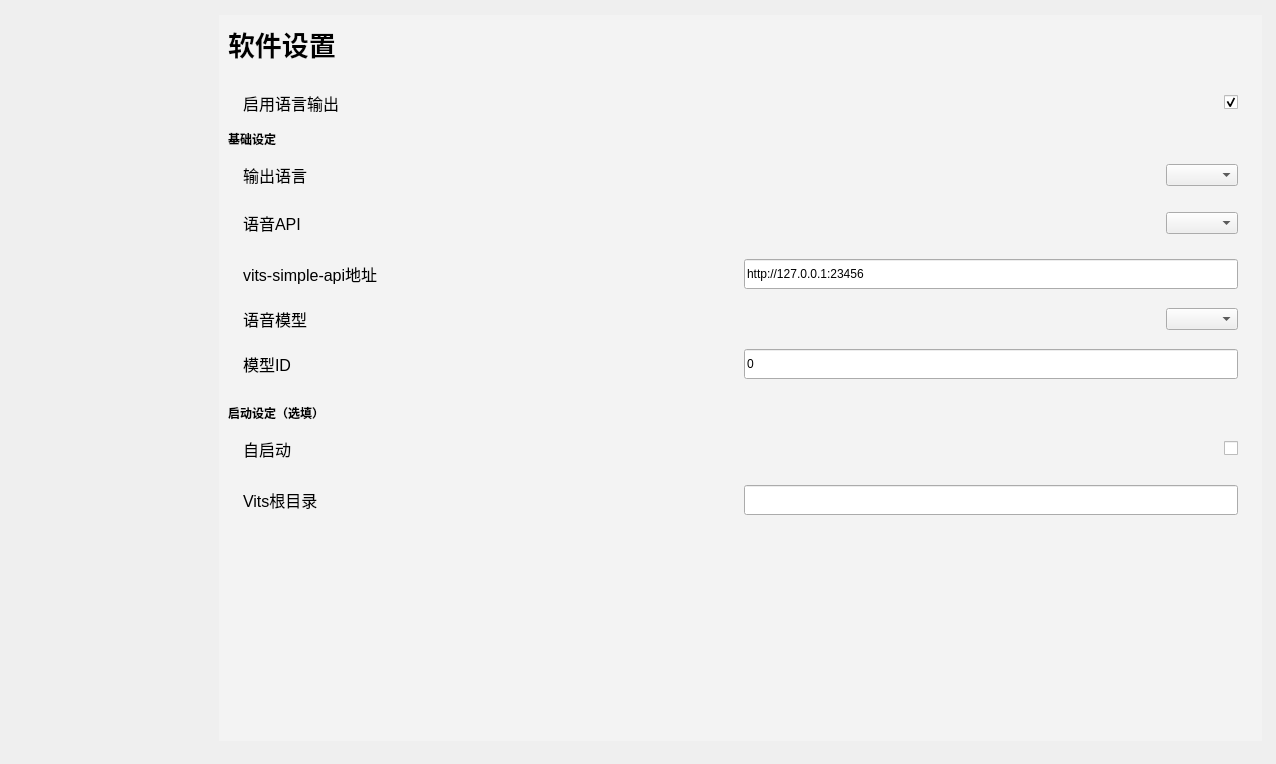
Old version of the form mainwindow.ui in the repository Zao-chen/ZcChat.
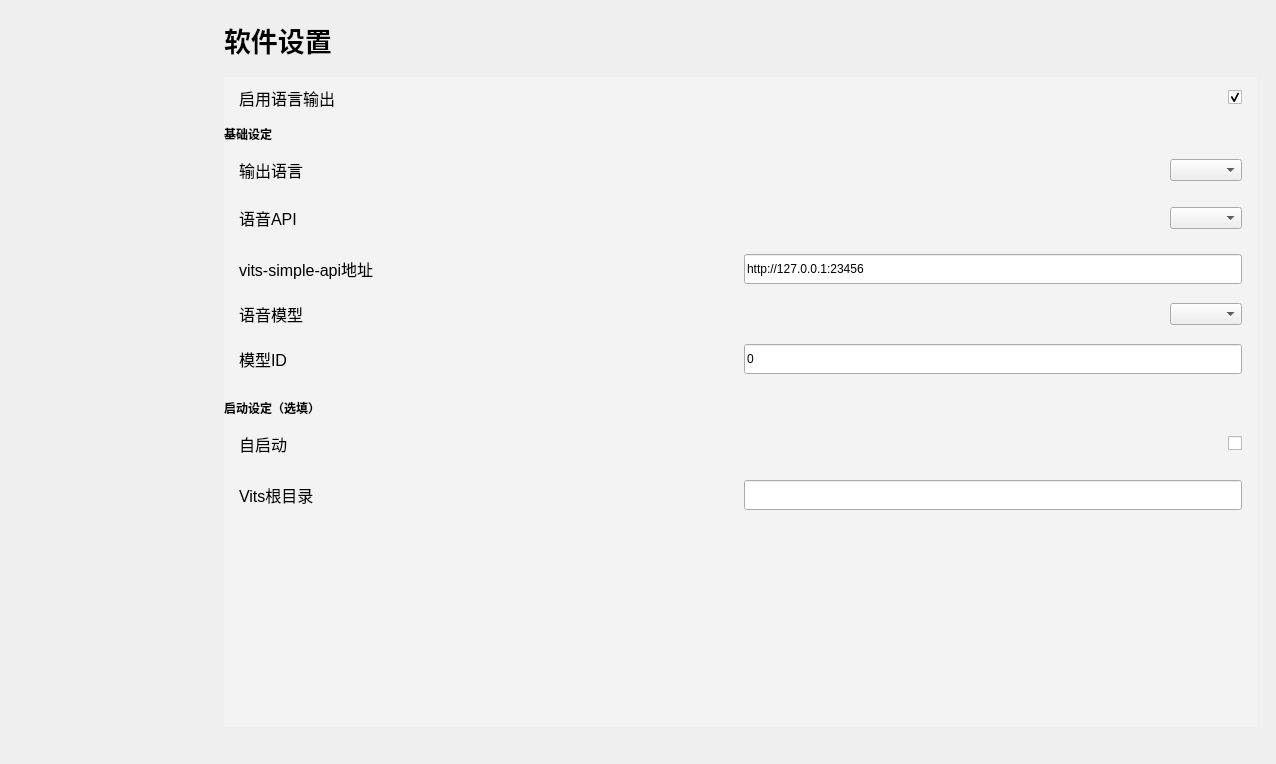
New version of the form. The open tabs and pages were chosen to show the change. Custom widgets are drawn as their Qt base class.

Commit message: [feat] 滚动条下放

What changed in the file:
```diff
--- a/mainwindow.ui
+++ b/mainwindow.ui
@@ -13,6 +13,36 @@
   <property name="windowTitle">
    <string>ZcChat</string>
   </property>
+  <property name="styleSheet">
+   <string notr="true">QScrollArea
+{
+border: none;
+
+}
+
+QWidget#scrollAreaWidgetContents {
+    background: #f3f3f3
+}
+QWidget#scrollAreaWidgetContents_2 {
+
+    background: #f3f3f3
+}
+QWidget#scrollAreaWidgetContents_3 {
+    background: #f3f3f3
+}
+QWidget#scrollAreaWidgetContents_4 {
+    background: #f3f3f3
+}
+QWidget#scrollAreaWidgetContents_5 {
+    background: #f3f3f3
+}
+QWidget#scrollAreaWidgetContents_6 {
+    background: #f3f3f3
+}
+QWidget#scrollAreaWidgetContents_7 {
+    background: #f3f3f3
+}</string>
+  </property>
   <layout class="QVBoxLayout" name="verticalLayout_7">
    <property name="spacing">
     <number>0</number>
@@ -76,29 +106,19 @@
       </layout>
      </item>
      <item>
-      <widget class="ElaScrollArea" name="scrollArea">
-       <property name="styleSheet">
-        <string notr="true">QScrollArea { border: none; }</string>
+      <layout class="QVBoxLayout" name="verticalLayout_4">
+       <property name="leftMargin">
+        <number>5</number>
        </property>
-       <property name="widgetResizable">
-        <bool>true</bool>
+       <property name="topMargin">
+        <number>5</number>
        </property>
-       <widget class="QWidget" name="scrollAreaWidgetContents_2">
-        <property name="geometry">
-         <rect>
-          <x>0</x>
-          <y>0</y>
-          <width>1043</width>
-          <height>724</height>
-         </rect>
-        </property>
-        <property name="styleSheet">
-         <string notr="true">QWidget#scrollAreaWidgetContents_2 {
-    border: none;
-    background: #f3f3f3
-}</string>
-        </property>
-        <layout class="QVBoxLayout" name="verticalLayout_2">
+       <property name="rightMargin">
+        <number>5</number>
+       </property>
+       <property name="bottomMargin">
+        <number>5</number>
+       </property>
          <item>
           <widget class="ElaText" name="label_title">
            <property name="font">
@@ -416,7 +436,7 @@
             </layout>
            </widget>
            <widget class="QWidget" name="page_2">
-            <layout class="QVBoxLayout" name="verticalLayout_4" stretch="0,0,0,1">
+          <layout class="QVBoxLayout" name="verticalLayout_6" stretch="0">
              <property name="leftMargin">
               <number>0</number>
              </property>
@@ -533,7 +553,7 @@
                <property name="sizeHint" stdset="0">
                 <size>
                  <width>20</width>
-                 <height>40</height>
+                   <height>542</height>
                 </size>
                </property>
               </spacer>
@@ -647,7 +667,7 @@
               </widget>
              </item>
              <item>
-              <widget class="ElaScrollPageArea" name="widget_5" native="true">
+                <widget class="ElaScrollPageArea" name="widget_6" native="true">
                <layout class="QHBoxLayout" name="horizontalLayout_6" stretch="2,2">
                 <property name="leftMargin">
                  <number>15</number>
@@ -849,7 +869,7 @@
             </layout>
            </widget>
            <widget class="QWidget" name="page_4">
-            <layout class="QVBoxLayout" name="verticalLayout_9" stretch="0,0,0,0,0,0,0,0,1">
+          <layout class="QVBoxLayout" name="verticalLayout_10" stretch="0">
              <property name="leftMargin">
               <number>0</number>
              </property>
@@ -857,6 +877,36 @@
               <number>12</number>
              </property>
              <property name="rightMargin">
+            <number>0</number>
+           </property>
+           <item>
+            <widget class="ElaScrollArea" name="scrollArea_2">
+             <property name="widgetResizable">
+              <bool>true</bool>
+             </property>
+             <widget class="QWidget" name="scrollAreaWidgetContents_2">
+              <property name="geometry">
+               <rect>
+                <x>0</x>
+                <y>0</y>
+                <width>1033</width>
+                <height>654</height>
+               </rect>
+              </property>
+              <layout class="QVBoxLayout" name="verticalLayout_16" stretch="0,0,0,0,0,0,0,0,1">
+               <property name="spacing">
+                <number>6</number>
+               </property>
+               <property name="leftMargin">
+                <number>0</number>
+               </property>
+               <property name="topMargin">
+                <number>0</number>
+               </property>
+               <property name="rightMargin">
+                <number>0</number>
+               </property>
+               <property name="bottomMargin">
               <number>0</number>
              </property>
              <item>
@@ -971,7 +1021,7 @@
                 <number>1</number>
                </property>
                <widget class="QWidget" name="page">
-                <layout class="QVBoxLayout" name="verticalLayout_6" stretch="0,0,0">
+                  <layout class="QVBoxLayout" name="verticalLayout_11" stretch="0,0,0">
                  <property name="spacing">
                   <number>0</number>
                  </property>
@@ -988,7 +1038,7 @@
                   <number>10</number>
                  </property>
                  <item>
-                  <widget class="ElaScrollPageArea" name="widget_6" native="true">
+                    <widget class="ElaScrollPageArea" name="widget_8" native="true">
                    <layout class="QHBoxLayout" name="horizontalLayout_7" stretch="2,2">
                     <property name="leftMargin">
                      <number>15</number>
@@ -1055,7 +1105,7 @@
                   </widget>
                  </item>
                  <item>
-                  <widget class="ElaScrollPageArea" name="widget_8" native="true">
+                    <widget class="ElaScrollPageArea" name="widget_14" native="true">
                    <layout class="QHBoxLayout" name="horizontalLayout_9" stretch="2,2">
                     <property name="leftMargin">
                      <number>15</number>
@@ -1097,7 +1147,7 @@
                 </layout>
                </widget>
                <widget class="QWidget" name="page_5">
-                <layout class="QVBoxLayout" name="verticalLayout_10" stretch="0,0,1">
+                  <layout class="QVBoxLayout" name="verticalLayout_12" stretch="0,0,1">
                  <property name="leftMargin">
                   <number>0</number>
                  </property>
@@ -1187,7 +1237,7 @@
               </widget>
              </item>
              <item>
-              <widget class="ElaScrollPageArea" name="widget_14" native="true">
+                <widget class="ElaScrollPageArea" name="widget_15" native="true">
                <layout class="QHBoxLayout" name="horizontalLayout_15">
                 <property name="leftMargin">
                  <number>15</number>
@@ -1227,7 +1277,7 @@
               </widget>
              </item>
              <item>
-              <widget class="ElaScrollPageArea" name="widget_15" native="true">
+                <widget class="ElaScrollPageArea" name="widget_23" native="true">
                <layout class="QHBoxLayout" name="horizontalLayout_16" stretch="2,2">
                 <property name="leftMargin">
                  <number>15</number>
@@ -1278,6 +1328,10 @@
                 </size>
                </property>
               </spacer>
+               </item>
+              </layout>
+             </widget>
+            </widget>
              </item>
             </layout>
            </widget>
@@ -1288,6 +1342,39 @@
              </property>
              <property name="topMargin">
               <number>12</number>
+           </property>
+           <property name="rightMargin">
+            <number>0</number>
+           </property>
+           <property name="bottomMargin">
+            <number>0</number>
+           </property>
+           <item>
+            <widget class="ElaScrollArea" name="scrollArea">
+             <property name="styleSheet">
+              <string notr="true"/>
+             </property>
+             <property name="widgetResizable">
+              <bool>true</bool>
+             </property>
+             <widget class="QWidget" name="scrollAreaWidgetContents">
+              <property name="geometry">
+               <rect>
+                <x>0</x>
+                <y>0</y>
+                <width>992</width>
+                <height>663</height>
+               </rect>
+              </property>
+              <layout class="QVBoxLayout" name="verticalLayout_2">
+               <property name="spacing">
+                <number>6</number>
+               </property>
+               <property name="leftMargin">
+                <number>0</number>
+               </property>
+               <property name="topMargin">
+                <number>0</number>
              </property>
              <property name="rightMargin">
               <number>0</number>
@@ -1374,7 +1461,7 @@
                 <number>1</number>
                </property>
                <widget class="QWidget" name="page_7">
-                <layout class="QVBoxLayout" name="verticalLayout_11" stretch="0,1">
+                  <layout class="QVBoxLayout" name="verticalLayout_14" stretch="0,1">
                  <property name="spacing">
                   <number>0</number>
                  </property>
@@ -1834,6 +1921,8 @@
         </layout>
        </widget>
       </widget>
+       </item>
+      </layout>
      </item>
     </layout>
    </item>
```
Left out of the diff: 152 changed lines with no effect on the pictures. Lines whose indentation alone changed are shown as unchanged.
